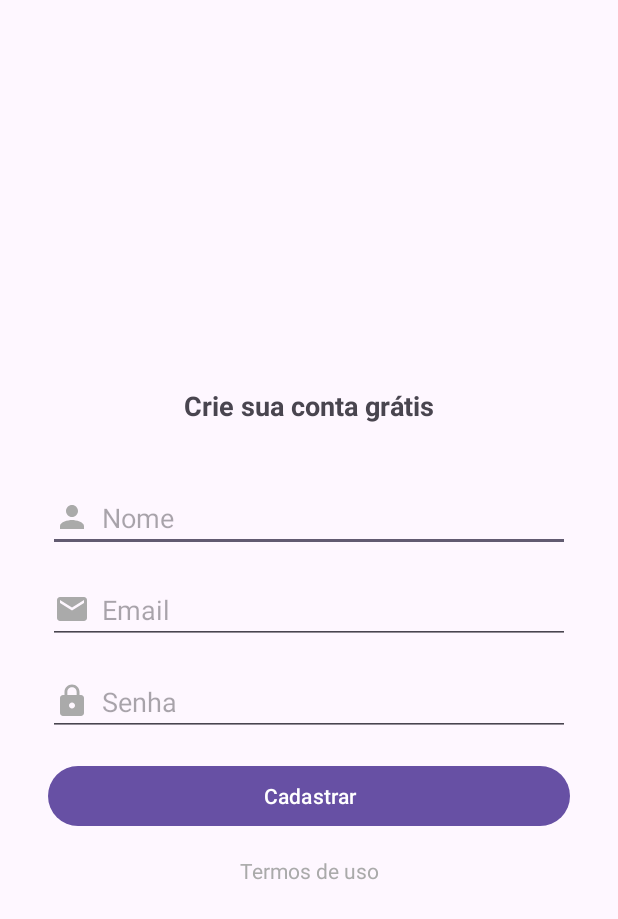
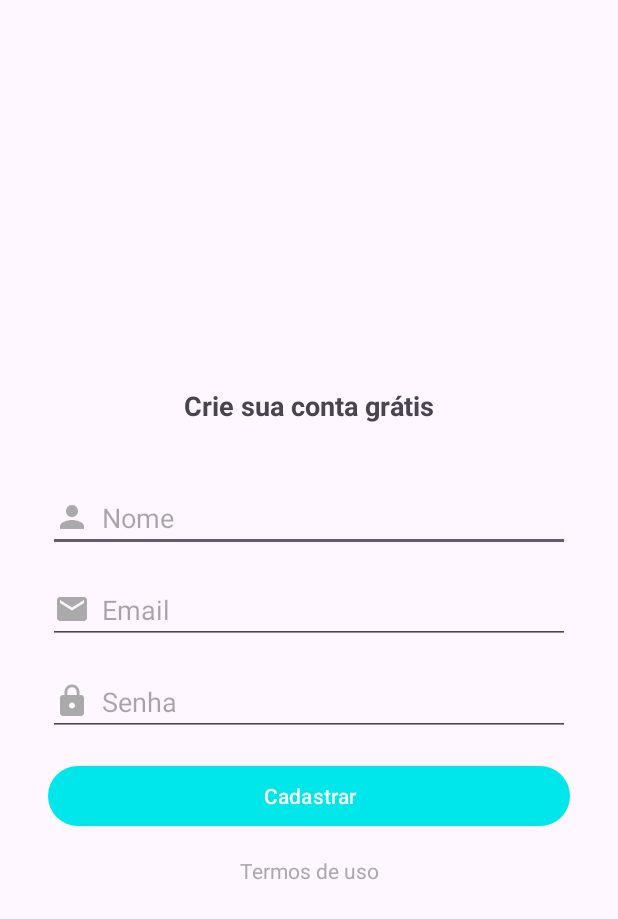
Before and after one commit to cicerogusta/Organizze, an Android app: the CadastroActivity screen opened directly, with no data from a screen before it, on a phone screen of 412 x 824 dp. Shown: the top 919 px of the screen. Run offline under Robolectric (Android 15) with nearby library versions, the phone set to English and light mode, and no system bars.

Commit message:
alterando cor primaria do app e alterando o tipo de texto da senha

```diff
--- a/app/src/main/res/layout/activity_cadastro.xml
+++ b/app/src/main/res/layout/activity_cadastro.xml
@@ -70,7 +70,7 @@
         android:drawableLeft="@drawable/ic_lock_24"
         android:drawablePadding="8dp"
         android:ems="10"
-        android:inputType="text"
+        android:inputType="textPassword"
         android:hint="Senha"
         android:textColor="@android:color/darker_gray"
         app:layout_constraintBottom_toTopOf="@+id/buttonCadastrar"
--- a/app/src/main/res/layout/activity_login.xml
+++ b/app/src/main/res/layout/activity_login.xml
@@ -51,7 +51,7 @@
         android:drawableLeft="@drawable/ic_lock_24"
         android:drawablePadding="8dp"
         android:ems="10"
-        android:inputType="text"
+        android:inputType="textPassword"
         android:hint="Senha"
         android:textColor="@android:color/darker_gray"
         app:layout_constraintBottom_toTopOf="@+id/button"
--- a/app/src/main/res/values/colors.xml
+++ b/app/src/main/res/values/colors.xml
@@ -2,4 +2,5 @@
 <resources>
     <color name="black">#FF000000</color>
     <color name="white">#FFFFFFFF</color>
+    <color name="azul_claro">#00e7eb</color>
 </resources>
--- a/app/src/main/res/values/themes.xml
+++ b/app/src/main/res/values/themes.xml
@@ -2,7 +2,7 @@
     <!-- Base application theme. -->
     <style name="Base.Theme.Organizze" parent="Theme.Material3.DayNight.NoActionBar">
         <!-- Customize your light theme here. -->
-        <!-- <item name="colorPrimary">@color/my_light_primary</item> -->
+         <item name="colorPrimary">@color/azul_claro</item>
     </style>
 
     <style name="Theme.Organizze" parent="Base.Theme.Organizze" />
```
